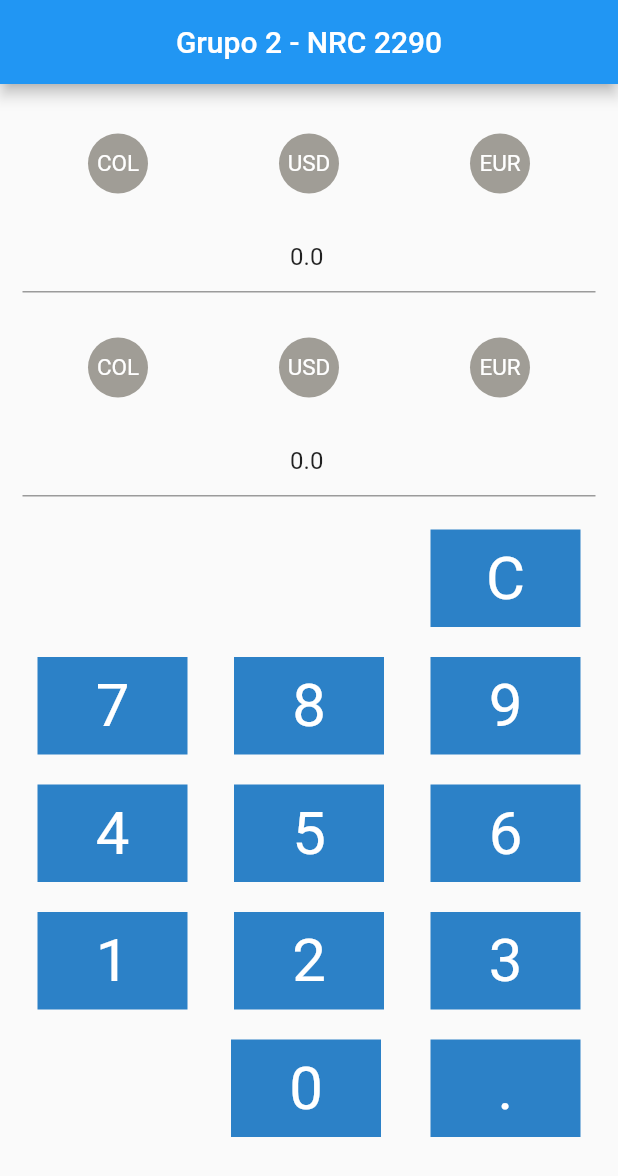
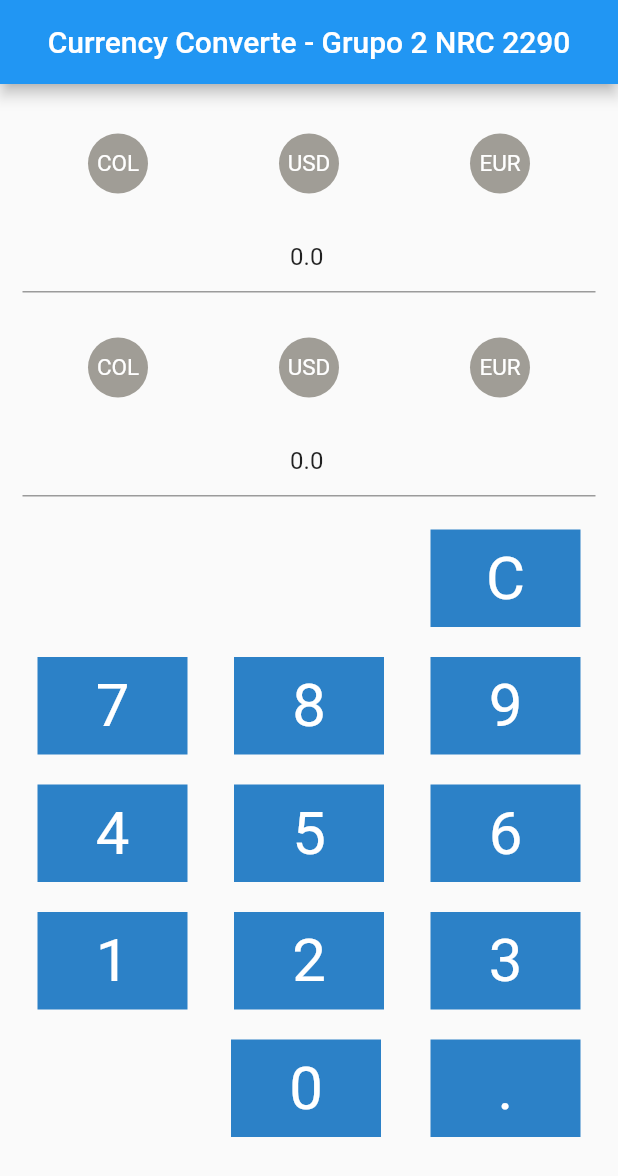
Before and after one commit to Hjortiz23/Conversor_Divisas, a Flutter app: the screen it shows after launch, on a phone screen of 412 x 824 dp. Shown: the top 1176 px of the screen. Run offline on Flutter 3.47's test engine with Material 2 defaults, Android fonts, the phone set to English and light mode, and no system bars.

Commit message:
currency converter

```diff
--- a/lib/ui/convertir/convertir.dart
+++ b/lib/ui/convertir/convertir.dart
@@ -103,7 +103,7 @@ class _ConvertirState extends State<Convertir> {
     return Scaffold(
       appBar: AppBar(
         centerTitle: true,
-        title: const Text('Grupo 2 - NRC 2290'),
+        title: const Text('Currency Converte - Grupo 2 NRC 2290'),
       ),
       body: Padding(
         padding: const EdgeInsets.all(15.0),
```
